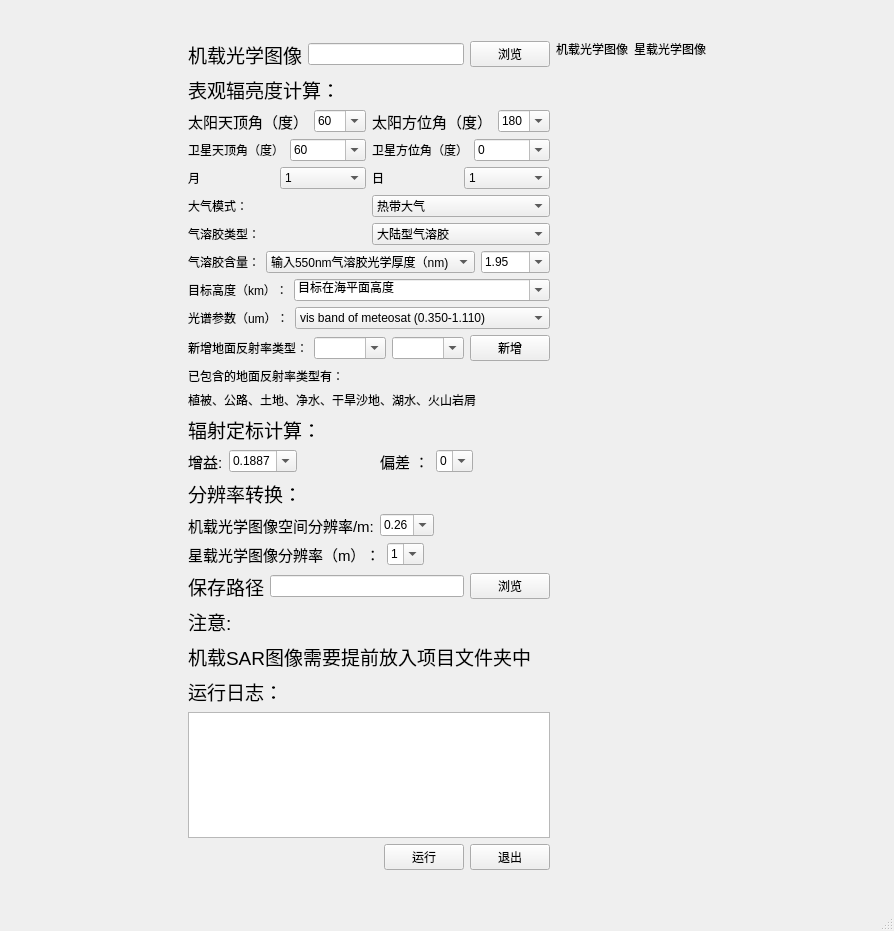
Old version of the form v1/optdeduction.ui in the repository chongkuiqi/FTRP_app.
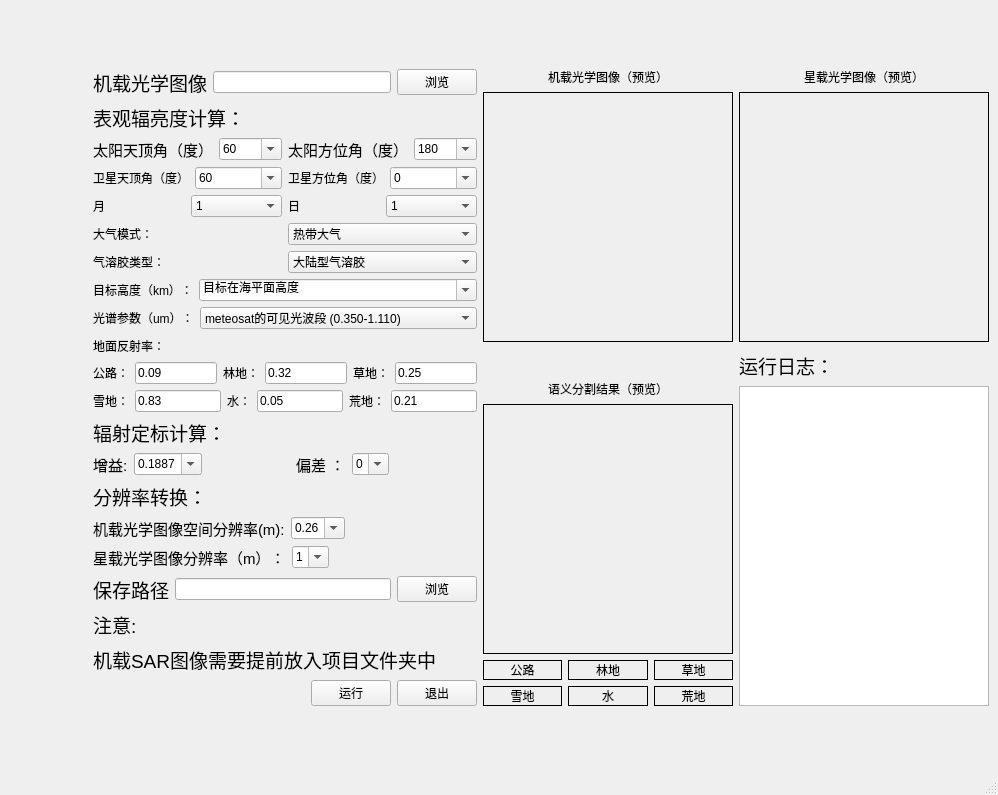
New version of the form.

What changed in the file:
```diff
--- a/v1/optdeduction.ui
+++ b/v1/optdeduction.ui
@@ -6,8 +6,8 @@
    <rect>
     <x>0</x>
     <y>0</y>
-    <width>894</width>
-    <height>931</height>
+    <width>998</width>
+    <height>795</height>
    </rect>
   </property>
   <property name="windowTitle">
@@ -484,59 +484,6 @@
               <string>沙漠型气溶胶</string>
              </property>
             </item>
-            <item>
-             <property name="text">
-              <string>生物质燃烧型</string>
-             </property>
-            </item>
-            <item>
-             <property name="text">
-              <string>平流层模式</string>
-             </property>
-            </item>
-           </widget>
-          </item>
-         </layout>
-        </item>
-        <item>
-         <layout class="QHBoxLayout" name="horizontalLayout_16">
-          <item>
-           <widget class="QLabel" name="label_28">
-            <property name="text">
-             <string>气溶胶含量：</string>
-            </property>
-           </widget>
-          </item>
-          <item>
-           <widget class="QComboBox" name="concentration">
-            <property name="enabled">
-             <bool>true</bool>
-            </property>
-            <item>
-             <property name="text">
-              <string>输入550nm气溶胶光学厚度（nm)</string>
-             </property>
-            </item>
-            <item>
-             <property name="text">
-              <string>输入能见度（大于5km）(km)</string>
-             </property>
-            </item>
-           </widget>
-          </item>
-          <item>
-           <widget class="QComboBox" name="v_value">
-            <property name="enabled">
-             <bool>true</bool>
-            </property>
-            <property name="editable">
-             <bool>true</bool>
-            </property>
-            <item>
-             <property name="text">
-              <string>1.95</string>
-             </property>
-            </item>
            </widget>
           </item>
          </layout>
@@ -594,7 +541,7 @@
             </property>
             <item>
              <property name="text">
-              <string>vis band of meteosat (0.350-1.110)</string>
+              <string>meteosat的可见光波段 (0.350-1.110)</string>
              </property>
             </item>
             <item>
@@ -637,38 +584,291 @@
               <string>2nd band of avhrr(noaa8) (0.680-1.120)</string>
              </property>
             </item>
-           </widget>
-          </item>
-         </layout>
-        </item>
-        <item>
-         <layout class="QHBoxLayout" name="horizontalLayout_9">
-          <item>
-           <widget class="QLabel" name="label_8">
-            <property name="text">
-             <string>新增地面反射率类型：</string>
-            </property>
-           </widget>
-          </item>
-          <item>
-           <widget class="QComboBox" name="new_type_ref">
-            <property name="editable">
-             <bool>true</bool>
-            </property>
-           </widget>
-          </item>
-          <item>
-           <widget class="QComboBox" name="new_value_ref">
-            <property name="editable">
-             <bool>true</bool>
-            </property>
-           </widget>
-          </item>
-          <item>
-           <widget class="QPushButton" name="add_ref">
-            <property name="text">
-             <string>新增</string>
-            </property>
+            <item>
+             <property name="text">
+              <string>avhrr(noaa9)的第一波段 (0.530-0.810)</string>
+             </property>
+            </item>
+            <item>
+             <property name="text">
+              <string>avhrr(noaa9)的第二波段 (0.680-1.170)</string>
+             </property>
+            </item>
+            <item>
+             <property name="text">
+              <string>avhrr(noaa10)的第一波段 (0.530-0.780)</string>
+             </property>
+            </item>
+            <item>
+             <property name="text">
+              <string>avhrr(noaa10)的第二波段 (0.600-1.190)</string>
+             </property>
+            </item>
+            <item>
+             <property name="text">
+              <string>avhrr(noaa11)的第一波段 (0.540-0.820)</string>
+             </property>
+            </item>
+            <item>
+             <property name="text">
+              <string>avhrr(noaa11)的第二波段 (0.600-1.120)</string>
+             </property>
+            </item>
+            <item>
+             <property name="text">
+              <string>hrv1(spot1)的第一波段(0.470-0.650)</string>
+             </property>
+            </item>
+            <item>
+             <property name="text">
+              <string>hrv1(spot1)的第二波段(0.600-0.720)</string>
+             </property>
+            </item>
+            <item>
+             <property name="text">
+              <string>hrv1(spot1)的第三波段(0.730-0.930)</string>
+             </property>
+            </item>
+            <item>
+             <property name="text">
+              <string>hrv1(spot1)的微米全色波段(0.470-0.790)</string>
+             </property>
+            </item>
+            <item>
+             <property name="text">
+              <string>hrv2(spot1)的第一波段(0.470-0.650)</string>
+             </property>
+            </item>
+            <item>
+             <property name="text">
+              <string>hrv2(spot1)的第二波段(0.590-0.730)</string>
+             </property>
+            </item>
+            <item>
+             <property name="text">
+              <string>hrv2(spot1)的第三波段(0.740-0.940)</string>
+             </property>
+            </item>
+            <item>
+             <property name="text">
+              <string>hrv2(spot1)的微米全色波段(0.470-0.790)</string>
+             </property>
+            </item>
+            <item>
+             <property name="text">
+              <string>tm(landsat5)的第一波段(0.430-0.560)</string>
+             </property>
+            </item>
+            <item>
+             <property name="text">
+              <string>tm(landsat5)的第二波段(0.500-0.650)</string>
+             </property>
+            </item>
+            <item>
+             <property name="text">
+              <string>tm(landsat5)的第三波段(0.580-0.740)</string>
+             </property>
+            </item>
+            <item>
+             <property name="text">
+              <string>tm(landsat5)的第四波段(0.730-0.950)</string>
+             </property>
+            </item>
+            <item>
+             <property name="text">
+              <string>tm(landsat5)的第五波段(1.5025-1.890)</string>
+             </property>
+            </item>
+            <item>
+             <property name="text">
+              <string>tm(landsat5)的第七波段(1.950-2.410)</string>
+             </property>
+            </item>
+            <item>
+             <property name="text">
+              <string>mss(landsat5)的第一波段(0.475-0.640)</string>
+             </property>
+            </item>
+            <item>
+             <property name="text">
+              <string>mss(landsat5)的第二波段(0.580-0.750)</string>
+             </property>
+            </item>
+            <item>
+             <property name="text">
+              <string>mss(landsat5)的第三波段(0.655-0.855)</string>
+             </property>
+            </item>
+            <item>
+             <property name="text">
+              <string>mss(landsat5)的第四波段(0.785-1.100)</string>
+             </property>
+            </item>
+            <item>
+             <property name="text">
+              <string>MAS(ER2)的第一波段(0.5025-0.5875)</string>
+             </property>
+            </item>
+            <item>
+             <property name="text">
+              <string>MAS(ER2)的第二波段(0.6075-0.7000)</string>
+             </property>
+            </item>
+            <item>
+             <property name="text">
+              <string>MAS(ER2)的第三波段(0.8300-0.9125)</string>
+             </property>
+            </item>
+            <item>
+             <property name="text">
+              <string>MAS(ER2)的第四波段(0.9000-0.9975)</string>
+             </property>
+            </item>
+            <item>
+             <property name="text">
+              <string>MAS(ER2)的第五波段(1.8200-1.9575)</string>
+             </property>
+            </item>
+            <item>
+             <property name="text">
+              <string>MAS(ER2)的第六波段(2.0950-2.1925)</string>
+             </property>
+            </item>
+            <item>
+             <property name="text">
+              <string>MAS(ER2)的第七波段(3.5800-3.8700)</string>
+             </property>
+            </item>
+            <item>
+             <property name="text">
+              <string>MODIS的第一波段 (0.6100-0.6850)</string>
+             </property>
+            </item>
+            <item>
+             <property name="text">
+              <string>MODIS的第二波段 (0.8200-0.9025)</string>
+             </property>
+            </item>
+            <item>
+             <property name="text">
+              <string>MODIS的第三波段 (0.4500-0.4825)</string>
+             </property>
+            </item>
+            <item>
+             <property name="text">
+              <string>MODIS的第四波段 (0.5400-0.5700)</string>
+             </property>
+            </item>
+            <item>
+             <property name="text">
+              <string>MODIS的第五波段 (1.2150-1.2700)</string>
+             </property>
+            </item>
+            <item>
+             <property name="text">
+              <string>MODIS的第六波段 (1.6000-1.6650)</string>
+             </property>
+            </item>
+            <item>
+             <property name="text">
+              <string>MODIS的第七波段 (2.0575-2.1825)</string>
+             </property>
+            </item>
+            <item>
+             <property name="text">
+              <string>avhrr(noaa12)的第一波段(0.500-1.000)</string>
+             </property>
+            </item>
+            <item>
+             <property name="text">
+              <string>avhrr(noaa12)的第二波段(0.650-1.120)</string>
+             </property>
+            </item>
+            <item>
+             <property name="text">
+              <string>avhrr(noaa14)的第一波段(0.500-1.110)</string>
+             </property>
+            </item>
+            <item>
+             <property name="text">
+              <string>avhrr(noaa14)的第二波段(0.680-1.100)</string>
+             </property>
+            </item>
+            <item>
+             <property name="text">
+              <string>POLDER的第一波段(0.4125-0.4775)</string>
+             </property>
+            </item>
+            <item>
+             <property name="text">
+              <string>POLDER的第二波段(非极性(0.4100-0.5225)</string>
+             </property>
+            </item>
+            <item>
+             <property name="text">
+              <string>POLDER的第三波段(非极性(0.5325-0.5950)</string>
+             </property>
+            </item>
+            <item>
+             <property name="text">
+              <string>POLDER的第四波段P1(0.6300-0.7025)</string>
+             </property>
+            </item>
+            <item>
+             <property name="text">
+              <string>POLDER的第五波段(非极性(0.7450-0.7800)</string>
+             </property>
+            </item>
+            <item>
+             <property name="text">
+              <string>POLDER的第六波段(非极性(0.7000-0.8300)</string>
+             </property>
+            </item>
+            <item>
+             <property name="text">
+              <string>POLDER的第七波段P1(0.8100-0.9200)</string>
+             </property>
+            </item>
+            <item>
+             <property name="text">
+              <string>POLDER的第八波段(非极性(0.8650-0.9400)</string>
+             </property>
+            </item>
+            <item>
+             <property name="text">
+              <string>etm+(landsat7)的第一波段(0.435-0.520)</string>
+             </property>
+            </item>
+            <item>
+             <property name="text">
+              <string>etm+(landsat7)的第二波段(0.506-0.621)</string>
+             </property>
+            </item>
+            <item>
+             <property name="text">
+              <string>etm+(landsat7)的第三波段(0.622-0.702)</string>
+             </property>
+            </item>
+            <item>
+             <property name="text">
+              <string>etm+(landsat7)的第四波段(0.751-0.911)</string>
+             </property>
+            </item>
+            <item>
+             <property name="text">
+              <string>etm+(landsat7)的第五波段(1.512-1.792)</string>
+             </property>
+            </item>
+            <item>
+             <property name="text">
+              <string>etm+(landsat7)的第七波段(2.020-2.380)</string>
+             </property>
+            </item>
+            <item>
+             <property name="text">
+              <string>etm+(landsat7)的第八波段(0.504-0.909)</string>
+             </property>
+            </item>
            </widget>
           </item>
          </layout>
@@ -676,16 +876,101 @@
         <item>
          <widget class="QLabel" name="label_9">
           <property name="text">
-           <string>已包含的地面反射率类型有：</string>
+           <string>地面反射率：</string>
           </property>
          </widget>
         </item>
         <item>
-         <widget class="QLabel" name="label_24">
-          <property name="text">
-           <string>植被、公路、土地、净水、干旱沙地、湖水、火山岩屑</string>
-          </property>
-         </widget>
+         <layout class="QHBoxLayout" name="horizontalLayout_20">
+          <item>
+           <widget class="QLabel" name="label_30">
+            <property name="text">
+             <string>公路：</string>
+            </property>
+           </widget>
+          </item>
+          <item>
+           <widget class="QLineEdit" name="road">
+            <property name="text">
+             <string>0.09</string>
+            </property>
+           </widget>
+          </item>
+          <item>
+           <widget class="QLabel" name="label_31">
+            <property name="text">
+             <string>林地：</string>
+            </property>
+           </widget>
+          </item>
+          <item>
+           <widget class="QLineEdit" name="forrest">
+            <property name="text">
+             <string>0.32</string>
+            </property>
+           </widget>
+          </item>
+          <item>
+           <widget class="QLabel" name="label_32">
+            <property name="text">
+             <string>草地：</string>
+            </property>
+           </widget>
+          </item>
+          <item>
+           <widget class="QLineEdit" name="grass">
+            <property name="text">
+             <string>0.25</string>
+            </property>
+           </widget>
+          </item>
+         </layout>
+        </item>
+        <item>
+         <layout class="QHBoxLayout" name="horizontalLayout_21">
+          <item>
+           <widget class="QLabel" name="label_33">
+            <property name="text">
+             <string>雪地：</string>
+            </property>
+           </widget>
+          </item>
+          <item>
+           <widget class="QLineEdit" name="snow">
+            <property name="text">
+             <string>0.83</string>
+            </property>
+           </widget>
+          </item>
+          <item>
+           <widget class="QLabel" name="label_34">
+            <property name="text">
+             <string>水：</string>
+            </property>
+           </widget>
+          </item>
+          <item>
+           <widget class="QLineEdit" name="water">
+            <property name="text">
+             <string>0.05</string>
+            </property>
+           </widget>
+          </item>
+          <item>
+           <widget class="QLabel" name="label_35">
+            <property name="text">
+             <string>荒地：</string>
+            </property>
+           </widget>
+          </item>
+          <item>
+           <widget class="QLineEdit" name="sand">
+            <property name="text">
+             <string>0.21</string>
+            </property>
+           </widget>
+          </item>
+         </layout>
         </item>
         <item>
          <widget class="QLabel" name="label_10">
@@ -805,7 +1090,7 @@
              </font>
             </property>
             <property name="text">
-             <string>机载光学图像空间分辨率/m:</string>
+             <string>机载光学图像空间分辨率(m):</string>
             </property>
            </widget>
           </item>
@@ -933,21 +1218,6 @@
           </property>
          </widget>
         </item>
-        <item>
-         <widget class="QLabel" name="label_20">
-          <property name="font">
-           <font>
-            <pointsize>14</pointsize>
-           </font>
-          </property>
-          <property name="text">
-           <string>运行日志：</string>
-          </property>
-         </widget>
-        </item>
-        <item>
-         <widget class="QTextBrowser" name="log"/>
-        </item>
         <item>
          <layout class="QHBoxLayout" name="horizontalLayout_7">
           <item>
@@ -986,12 +1256,36 @@
         <item>
          <widget class="QLabel" name="label_17">
           <property name="text">
-           <string>机载光学图像</string>
+           <string>机载光学图像（预览）</string>
+          </property>
+          <property name="alignment">
+           <set>Qt::AlignCenter</set>
           </property>
          </widget>
         </item>
         <item>
          <widget class="QLabel" name="srcimg">
+          <property name="sizePolicy">
+           <sizepolicy hsizetype="Preferred" vsizetype="Preferred">
+            <horstretch>30</horstretch>
+            <verstretch>30</verstretch>
+           </sizepolicy>
+          </property>
+          <property name="minimumSize">
+           <size>
+            <width>250</width>
+            <height>250</height>
+           </size>
+          </property>
+          <property name="maximumSize">
+           <size>
+            <width>250</width>
+            <height>250</height>
+           </size>
+          </property>
+          <property name="frameShape">
+           <enum>QFrame::Box</enum>
+          </property>
           <property name="text">
            <string/>
           </property>
@@ -1010,6 +1304,124 @@
           </property>
          </spacer>
         </item>
+        <item>
+         <widget class="QLabel" name="label_29">
+          <property name="text">
+           <string>语义分割结果（预览）</string>
+          </property>
+          <property name="alignment">
+           <set>Qt::AlignCenter</set>
+          </property>
+         </widget>
+        </item>
+        <item>
+         <widget class="QLabel" name="tempimg">
+          <property name="minimumSize">
+           <size>
+            <width>250</width>
+            <height>250</height>
+           </size>
+          </property>
+          <property name="maximumSize">
+           <size>
+            <width>250</width>
+            <height>250</height>
+           </size>
+          </property>
+          <property name="frameShape">
+           <enum>QFrame::Box</enum>
+          </property>
+          <property name="text">
+           <string/>
+          </property>
+         </widget>
+        </item>
+        <item>
+         <layout class="QHBoxLayout" name="horizontalLayout_18">
+          <item>
+           <widget class="QLabel" name="label_road">
+            <property name="frameShape">
+             <enum>QFrame::Box</enum>
+            </property>
+            <property name="text">
+             <string>公路</string>
+            </property>
+            <property name="alignment">
+             <set>Qt::AlignCenter</set>
+            </property>
+           </widget>
+          </item>
+          <item>
+           <widget class="QLabel" name="label_forrest">
+            <property name="frameShape">
+             <enum>QFrame::Box</enum>
+            </property>
+            <property name="text">
+             <string>林地</string>
+            </property>
+            <property name="alignment">
+             <set>Qt::AlignCenter</set>
+            </property>
+           </widget>
+          </item>
+          <item>
+           <widget class="QLabel" name="label_grass">
+            <property name="frameShape">
+             <enum>QFrame::Box</enum>
+            </property>
+            <property name="text">
+             <string>草地</string>
+            </property>
+            <property name="alignment">
+             <set>Qt::AlignCenter</set>
+            </property>
+           </widget>
+          </item>
+         </layout>
+        </item>
+        <item>
+         <layout class="QHBoxLayout" name="horizontalLayout_19">
+          <item>
+           <widget class="QLabel" name="label_snow">
+            <property name="frameShape">
+             <enum>QFrame::Box</enum>
+            </property>
+            <property name="text">
+             <string>雪地</string>
+            </property>
+            <property name="alignment">
+             <set>Qt::AlignCenter</set>
+            </property>
+           </widget>
+          </item>
+          <item>
+           <widget class="QLabel" name="label_water">
+            <property name="frameShape">
+             <enum>QFrame::Box</enum>
+            </property>
+            <property name="text">
+             <string>水</string>
+            </property>
+            <property name="alignment">
+             <set>Qt::AlignCenter</set>
+            </property>
+           </widget>
+          </item>
+          <item>
+           <widget class="QLabel" name="label_sand">
+            <property name="frameShape">
+             <enum>QFrame::Box</enum>
+            </property>
+            <property name="text">
+             <string>荒地</string>
+            </property>
+            <property name="alignment">
+             <set>Qt::AlignCenter</set>
+            </property>
+           </widget>
+          </item>
+         </layout>
+        </item>
        </layout>
       </item>
       <item>
@@ -1017,12 +1429,30 @@
         <item>
          <widget class="QLabel" name="label_19">
           <property name="text">
-           <string>星载光学图像</string>
+           <string>星载光学图像（预览）</string>
+          </property>
+          <property name="alignment">
+           <set>Qt::AlignCenter</set>
           </property>
          </widget>
         </item>
         <item>
          <widget class="QLabel" name="outputimg">
+          <property name="minimumSize">
+           <size>
+            <width>250</width>
+            <height>250</height>
+           </size>
+          </property>
+          <property name="maximumSize">
+           <size>
+            <width>250</width>
+            <height>250</height>
+           </size>
+          </property>
+          <property name="frameShape">
+           <enum>QFrame::Box</enum>
+          </property>
           <property name="text">
            <string/>
           </property>
@@ -1041,6 +1471,34 @@
           </property>
          </spacer>
         </item>
+        <item>
+         <widget class="QLabel" name="label_20">
+          <property name="font">
+           <font>
+            <pointsize>14</pointsize>
+           </font>
+          </property>
+          <property name="text">
+           <string>运行日志：</string>
+          </property>
+         </widget>
+        </item>
+        <item>
+         <widget class="QTextBrowser" name="log">
+          <property name="minimumSize">
+           <size>
+            <width>250</width>
+            <height>320</height>
+           </size>
+          </property>
+          <property name="maximumSize">
+           <size>
+            <width>250</width>
+            <height>320</height>
+           </size>
+          </property>
+         </widget>
+        </item>
        </layout>
       </item>
      </layout>
@@ -1052,7 +1510,7 @@
       </property>
       <property name="sizeHint" stdset="0">
        <size>
-        <width>161</width>
+        <width>1</width>
         <height>20</height>
        </size>
       </property>
```
Left out of the diff: 23 changed lines with no effect on the pictures.
